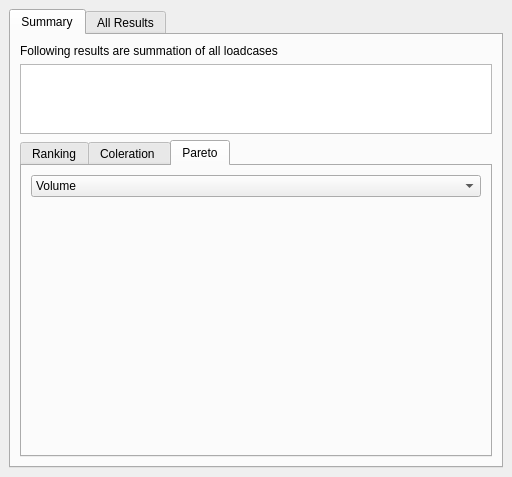
This is fembygen/ui/Results.ui in Serince/FEMbyGEN as Qt 5 draws it before an edit. The edited form follows.
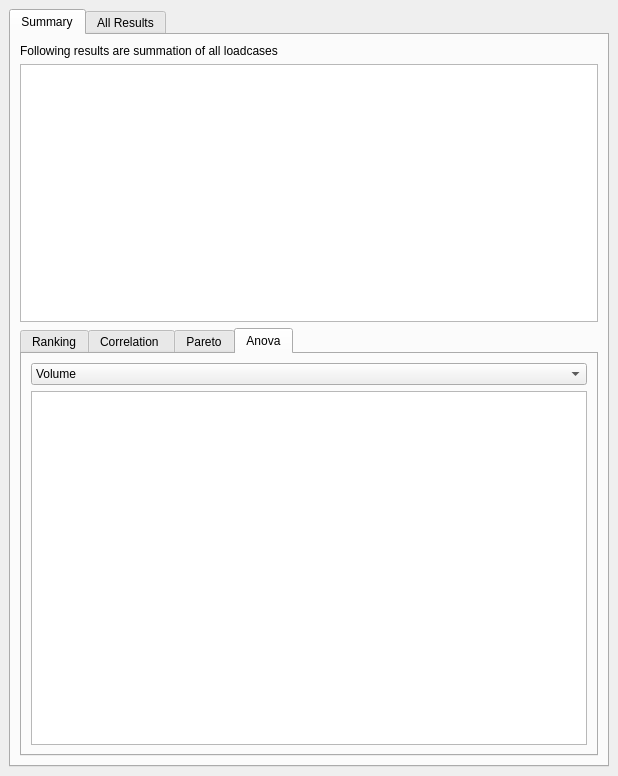
This is the edited form.

Commit message: Anova F values

Diff of the .ui file:
```diff
--- a/fembygen/ui/Results.ui
+++ b/fembygen/ui/Results.ui
@@ -6,8 +6,8 @@
    <rect>
     <x>0</x>
     <y>0</y>
-    <width>512</width>
-    <height>477</height>
+    <width>618</width>
+    <height>776</height>
    </rect>
   </property>
   <property name="windowTitle">
@@ -71,7 +71,7 @@
           <item>
            <widget class="QTabWidget" name="tabWidget_2">
             <property name="currentIndex">
-             <number>2</number>
+             <number>3</number>
             </property>
             <widget class="QWidget" name="Ranking">
              <attribute name="title">
@@ -330,7 +330,7 @@
             </widget>
             <widget class="QWidget" name="Coleration">
              <attribute name="title">
-              <string>Coleration </string>
+              <string>Correlation </string>
              </attribute>
              <layout class="QHBoxLayout" name="horizontalLayout_3">
               <item>
@@ -434,6 +434,50 @@
               </item>
              </layout>
             </widget>
+            <widget class="QWidget" name="Anova">
+             <attribute name="title">
+              <string>Anova</string>
+             </attribute>
+             <layout class="QVBoxLayout" name="verticalLayout_10">
+              <item>
+               <widget class="QComboBox" name="comboBox_3">
+                <item>
+                 <property name="text">
+                  <string>Volume</string>
+                 </property>
+                </item>
+                <item>
+                 <property name="text">
+                  <string>Max Stress</string>
+                 </property>
+                </item>
+                <item>
+                 <property name="text">
+                  <string>Max Displacment</string>
+                 </property>
+                </item>
+                <item>
+                 <property name="text">
+                  <string>Mean Stress</string>
+                 </property>
+                </item>
+                <item>
+                 <property name="text">
+                  <string>Internal Energy</string>
+                 </property>
+                </item>
+                <item>
+                 <property name="text">
+                  <string>Standart Dev. of En. Den.</string>
+                 </property>
+                </item>
+               </widget>
+              </item>
+              <item>
+               <widget class="QTableWidget" name="tableWidget_2"/>
+              </item>
+             </layout>
+            </widget>
            </widget>
           </item>
          </layout>
```
The commit also changes 1 other file.
